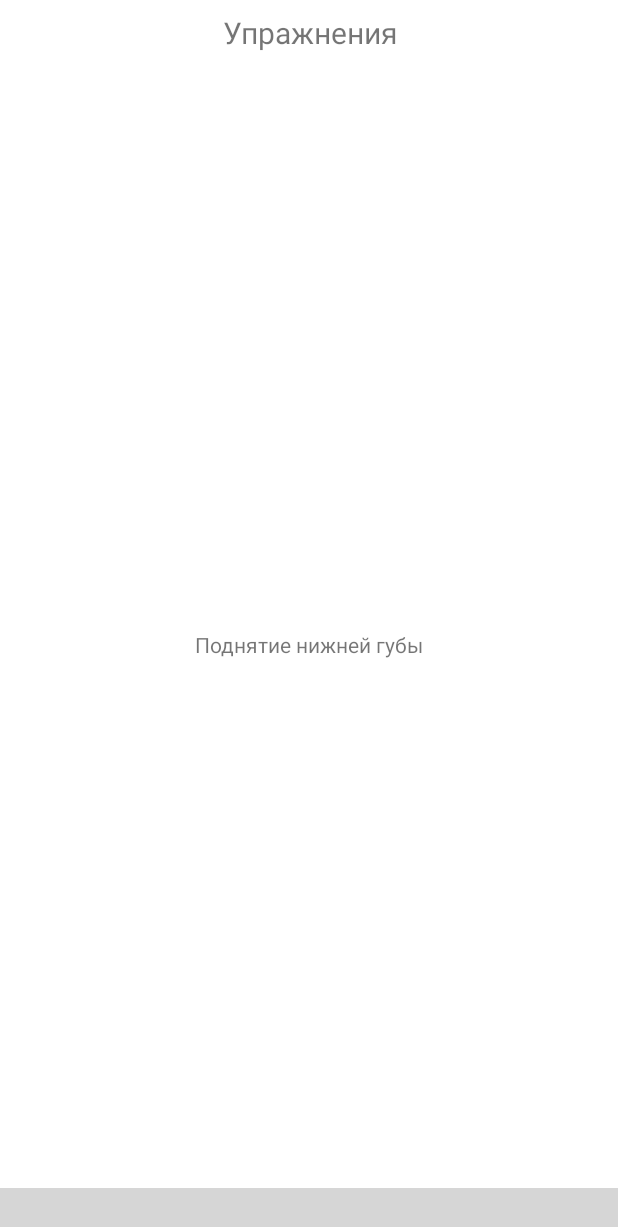
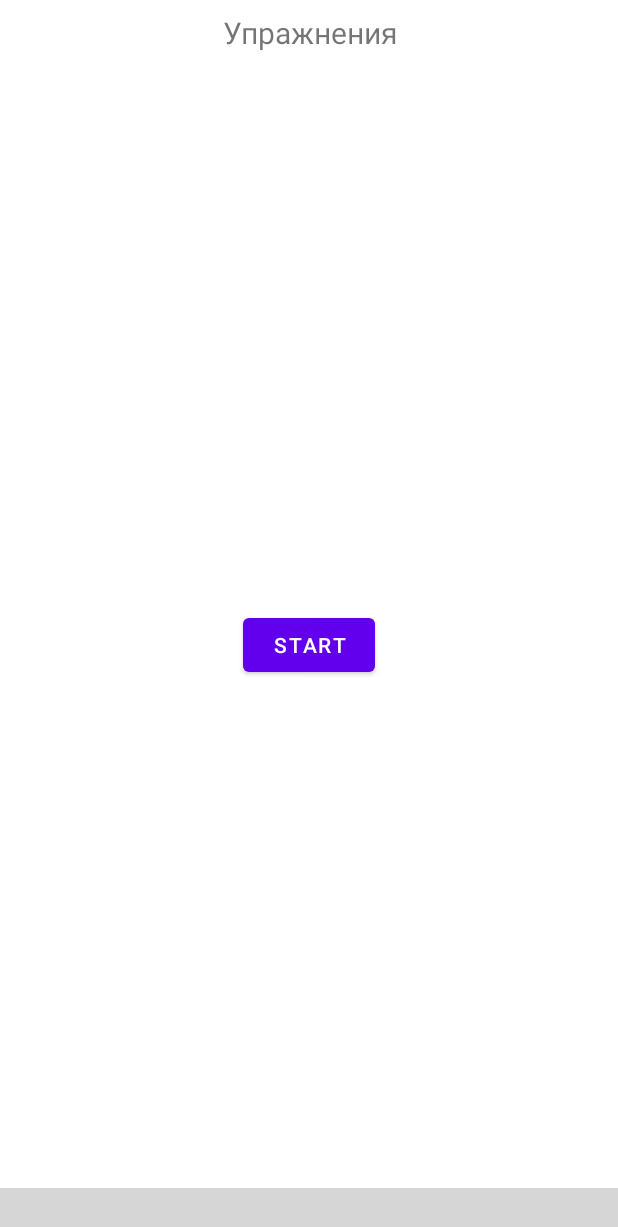
Before and after one commit to Reksagon/EFW, an Android app: the screen it shows after launch (MainActivity), on a phone screen of 412 x 824 dp. Shown: the top 1227 px of the screen. Run offline under Robolectric (Android 15) with nearby library versions, the phone set to English and light mode, and no system bars; our stand-ins replace Firebase (no records; nobody signed in at launch, a user with empty details on screens opened directly); libraries missing offline, so code that uses them is left out: com.ismaeldivita.chipnavigation; plain views replace ChipNavigationBar; 3 statements that could not run were skipped; grey boxes are pictures that could not be loaded.

Commit message:
textToSpeach

```diff
--- a/app/src/main/AndroidManifest.xml
+++ b/app/src/main/AndroidManifest.xml
@@ -19,6 +19,7 @@
                 <category android:name="android.intent.category.LAUNCHER" />
             </intent-filter>
         </activity>
+
     </application>
 
 </manifest>
--- a/app/src/main/java/com/efw/apps/ui/exercises/ExerciesAdapter.java
+++ b/app/src/main/java/com/efw/apps/ui/exercises/ExerciesAdapter.java
@@ -1,22 +1,40 @@
 package com.efw.apps.ui.exercises;
 
 import android.content.Context;
+import android.speech.tts.TextToSpeech;
 import android.view.LayoutInflater;
 import android.view.View;
 import android.view.ViewGroup;
+import android.widget.Button;
 import android.widget.TextView;
 
 import androidx.recyclerview.widget.RecyclerView;
 
 import com.efw.apps.R;
+import com.efw.apps.databinding.FragmentExercisesBinding;
 
 import java.util.ArrayList;
+import java.util.Locale;
+import java.util.UUID;
 
 public class ExerciesAdapter extends RecyclerView.Adapter<ExerciesAdapter.LinearViewHolder>{
     ArrayList<Exercise> data;
+    private int current = 0;
+    public RecyclerView recyclerView;
+    private TextToSpeech textToSpeech;
+    FragmentExercisesBinding binding;
 
-    public ExerciesAdapter(ArrayList<Exercise> data){
+    public ExerciesAdapter(ArrayList<Exercise> data, RecyclerView recyclerView, Context context, FragmentExercisesBinding binding){
         this.data = data;
+        this.recyclerView = recyclerView;
+        textToSpeech = new TextToSpeech(context, new TextToSpeech.OnInitListener() {
+            @Override
+            public void onInit(int i) {
+                Locale language = new Locale("ru");
+                textToSpeech.setLanguage(language);
+            }
+        });
+        this.binding = binding;
     }
 
     @Override
@@ -37,15 +55,38 @@ public class ExerciesAdapter extends RecyclerView.Adapter<ExerciesAdapter.Linear
     class LinearViewHolder extends RecyclerView.ViewHolder{
 
         private TextView textView;
+        private Button next;
 
         public LinearViewHolder(View itemView) {
             super(itemView);
             textView =(TextView) itemView.findViewById(R.id.name_exersice);
+            next = itemView.findViewById(R.id.next_exercice_bttn);
         }
 
         public void bind(int pos)
         {
             textView.setText(data.get(pos).getName());
+            if(pos == data.size()-1)
+                next.setText("End");
+
+            next.setOnClickListener(new View.OnClickListener() {
+                @Override
+                public void onClick(View view) {
+                    if(pos != data.size()-1) {
+                        current++;
+                        recyclerView.smoothScrollToPosition(current);
+                        String utteranceId = UUID.randomUUID().toString();
+                        textToSpeech.speak(data.get(pos+1).getName(), TextToSpeech.QUEUE_FLUSH, null,utteranceId);
+                    }
+                    else
+                    {
+                        binding.exercicesList.setVisibility(View.GONE);
+                        binding.startBttn.setVisibility(View.VISIBLE);
+                        recyclerView.smoothScrollToPosition(0);
+                        current = 0;
+                    }
+                }
+            });
         }
     }
 }
--- a/app/src/main/java/com/efw/apps/ui/exercises/ExercisesFragment.java
+++ b/app/src/main/java/com/efw/apps/ui/exercises/ExercisesFragment.java
@@ -1,7 +1,9 @@
 package com.efw.apps.ui.exercises;
 
 import android.os.Bundle;
+import android.speech.tts.TextToSpeech;
 import android.view.LayoutInflater;
+import android.view.MotionEvent;
 import android.view.View;
 import android.view.ViewGroup;
 import android.widget.TextView;
@@ -16,11 +18,14 @@ import com.efw.apps.databinding.FragmentExercisesBinding;
 
 import java.util.ArrayList;
 import java.util.List;
+import java.util.Locale;
+import java.util.UUID;
 
 public class ExercisesFragment extends Fragment {
 
     private FragmentExercisesBinding binding;
     private ExerciesAdapter adapter;
+    TextToSpeech textToSpeech = null;
 
     public View onCreateView(@NonNull LayoutInflater inflater,
                              ViewGroup container, Bundle savedInstanceState) {
@@ -46,11 +51,35 @@ public class ExercisesFragment extends Fragment {
         data.add(new Exercise("Выпячивание подбородка"));
         data.add(new Exercise("Ещё раз давим на подбородок"));
 
-        adapter = new ExerciesAdapter(data);
+        binding.startBttn.setOnClickListener(new View.OnClickListener() {
+            @Override
+            public void onClick(View view) {
+                binding.startBttn.setVisibility(View.GONE);
+                binding.exercicesList.setVisibility(View.VISIBLE);
+                textToSpeech = new TextToSpeech(getActivity(), new TextToSpeech.OnInitListener() {
+                    @Override
+                    public void onInit(int i) {
+                        Locale language = new Locale("ru");
+                        textToSpeech.setLanguage(language);
+                        String utteranceId = UUID.randomUUID().toString();
+                        textToSpeech.speak(data.get(0).getName(), TextToSpeech.QUEUE_FLUSH, null,utteranceId);
+                    }
+                });
+            }
+        });
+
+        adapter = new ExerciesAdapter(data, binding.exercicesList, getActivity(), binding);
         LinearLayoutManager linearLayout = new LinearLayoutManager(getActivity());
         linearLayout.setOrientation(RecyclerView.HORIZONTAL);
         binding.exercicesList.setLayoutManager(linearLayout);
         binding.exercicesList.setAdapter(adapter);
+
+        binding.exercicesList.setOnTouchListener(new View.OnTouchListener() {
+            @Override
+            public boolean onTouch(View v, MotionEvent event) {
+                return true;
+            }
+        });
         return root;
     }
 
--- a/app/src/main/res/layout/fragment_exercises.xml
+++ b/app/src/main/res/layout/fragment_exercises.xml
@@ -23,12 +23,23 @@
 
     <androidx.recyclerview.widget.RecyclerView
         android:id="@+id/exercices_list"
-        android:layout_width="409dp"
-        android:layout_height="694dp"
+        android:layout_width="0dp"
+        android:layout_height="0dp"
         android:layout_marginStart="1dp"
         android:layout_marginTop="1dp"
         android:layout_marginEnd="1dp"
         android:layout_marginBottom="1dp"
+        android:visibility="gone"
+        app:layout_constraintBottom_toBottomOf="parent"
+        app:layout_constraintEnd_toEndOf="parent"
+        app:layout_constraintStart_toStartOf="parent"
+        app:layout_constraintTop_toBottomOf="@+id/text_dashboard" />
+
+    <Button
+        android:id="@+id/start_bttn"
+        android:layout_width="wrap_content"
+        android:layout_height="wrap_content"
+        android:text="start"
         app:layout_constraintBottom_toBottomOf="parent"
         app:layout_constraintEnd_toEndOf="parent"
         app:layout_constraintStart_toStartOf="parent"
```
Also changed, not shown: app/src/main/res/layout/layout_exersice_item.xml (+10 -0 lines).
